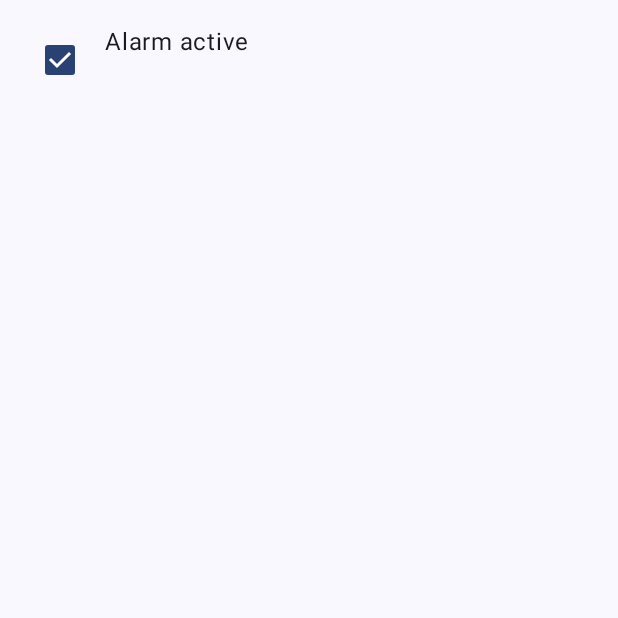
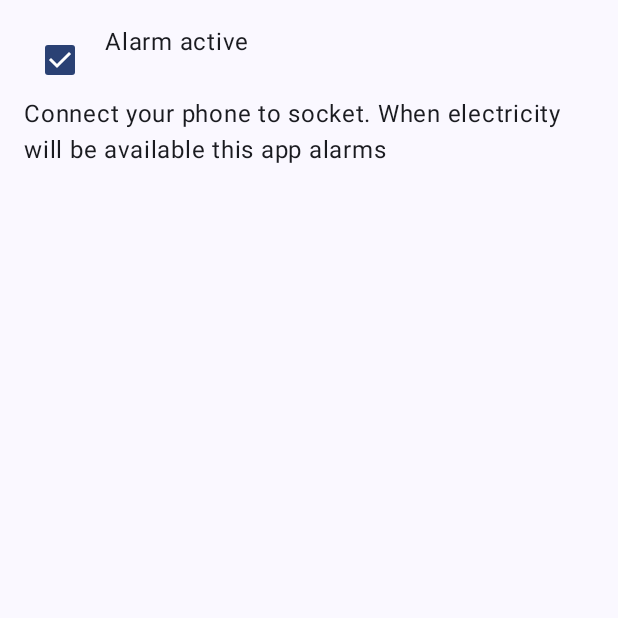
Before and after one commit to solvek/LightOnAlarm, an Android app built with Jetpack Compose: the screen it shows after launch (MainActivity), on a phone screen of 412 x 824 dp, the top half of it. Run offline under Robolectric (Android 15) with nearby library versions, the phone set to English and light mode, and no system bars; our stand-ins replace Dagger/Hilt's generated code.

Commit message:
Added localizations and Ukrainian language

```diff
--- a/feature-lightonalarm/src/main/java/com/solvek/lightonalarm/feature/lightonalarm/ui/LightOnAlarmScreen.kt
+++ b/feature-lightonalarm/src/main/java/com/solvek/lightonalarm/feature/lightonalarm/ui/LightOnAlarmScreen.kt
@@ -7,6 +7,7 @@ import androidx.compose.runtime.getValue
 import androidx.compose.runtime.produceState
 import androidx.compose.ui.Modifier
 import androidx.compose.ui.platform.LocalLifecycleOwner
+import androidx.compose.ui.res.stringResource
 import androidx.compose.ui.tooling.preview.Preview
 import androidx.compose.ui.unit.dp
 import androidx.hilt.navigation.compose.hiltViewModel
@@ -14,6 +15,7 @@ import androidx.lifecycle.Lifecycle.State.STARTED
 import androidx.lifecycle.repeatOnLifecycle
 import com.solvek.lightonalarm.feature.lightonalarm.ui.LightOnAlarmUiState.Success
 import com.solvek.lightonalarm.core.ui.MyApplicationTheme
+import com.solvek.lightonalarm.feature.lightonalarm.R
 
 @Composable
 fun LightOnAlarmScreen(modifier: Modifier = Modifier, viewModel: LightOnAlarmViewModel = hiltViewModel()) {
@@ -51,13 +53,15 @@ internal fun LightOnAlarmScreen(
         Row {
             Checkbox(checked = isEnabled, onCheckedChange = onChangeAlarmSetting)
             Spacer(modifier = Modifier.size(6.dp))
-            Text("Alarm active")
+            Text(stringResource(R.string.alarm_active))
         }
         if (isPlaying){
             Button(onClick = onStopPlaying) {
-                Text("Stop")
+                Text(stringResource(R.string.stop))
             }
         }
+        Text(stringResource(R.string.help))
+        Text(stringResource(R.string.stop_russians))
     }
 }
 
--- a/feature-lightonalarm/src/main/res/values/strings.xml
+++ b/feature-lightonalarm/src/main/res/values/strings.xml
@@ -1,9 +1,15 @@
 <?xml version="1.0" encoding="utf-8"?>
 <resources>
-    <string name="notification_title">LightOn Alarm</string>
-    <string name="notification_text">Service is running</string>
-    <string name="notification_ticker">Ticker</string>
+    <string name="notification_title" translatable="false">LightOn Alarm</string>
+    <string name="notification_text" translatable="false">Service is running</string>
+    <string name="notification_ticker" translatable="false">Ticker</string>
 
-    <string name="channel_name">LightOn Channel</string>
-    <string name="channel_description">LightOn Alarm Messages</string>
+    <string name="channel_name" translatable="false">LightOn Channel</string>
+    <string name="channel_description" translatable="false">LightOn Alarm Messages</string>
+
+    <string name="alarm_active">Alarm active</string>
+    <string name="stop">Stop</string>
+    <string name="help">Connect your phone to socket. When electricity will be available this app alarms</string>
+
+    <string name="stop_russians" translatable="false" />
 </resources>
```
Also changed, not shown: 2 other files.
